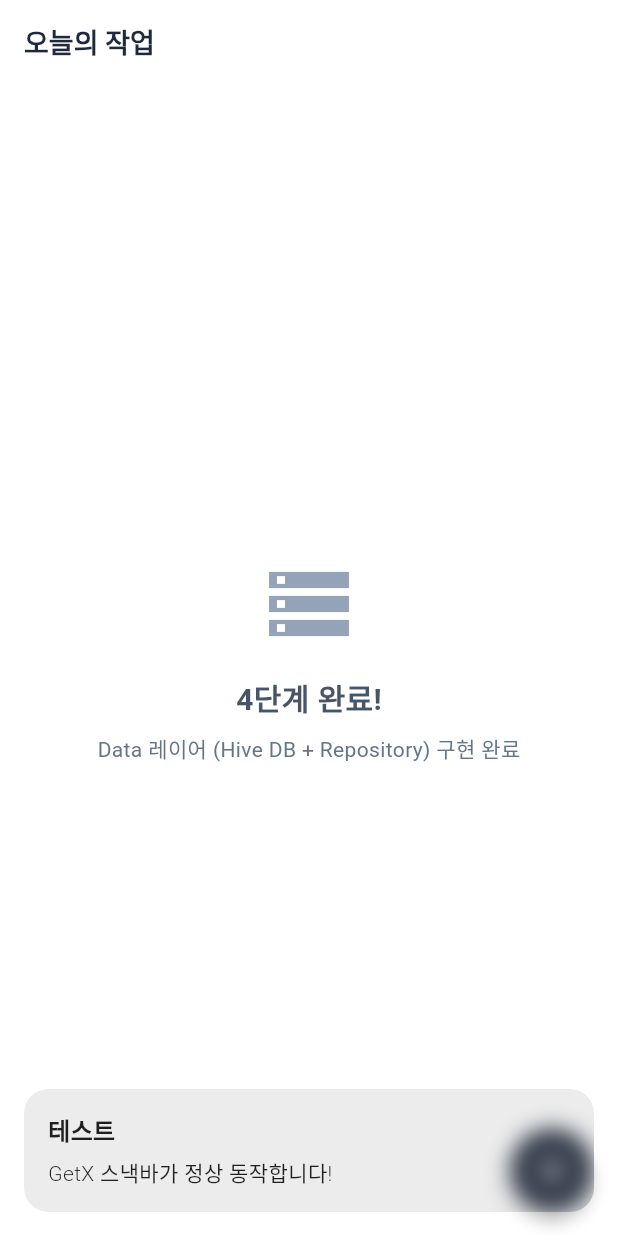
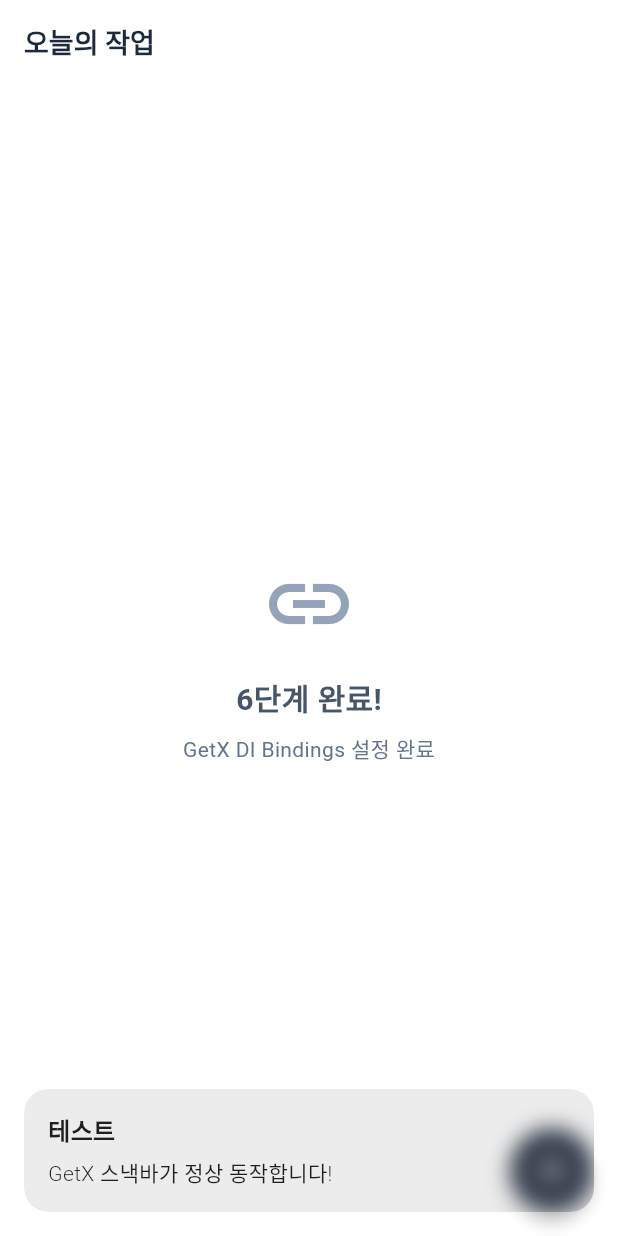
Before and after one commit to pjs9797/todo_scheduler, a Flutter app: the screen it shows after launch, after a tap on the "add" icon, on a phone screen of 412 x 824 dp. Run offline on Flutter 3.47's test engine with Material 3 defaults, Android fonts, the phone set to English and light mode, and no system bars; our stand-ins replace get, hive, hive_flutter; accounts and stored records are empty.

Commit message:
feat: GetX DI Bindings 설정
- InitialBinding 생성 (Repository, UseCase 등록)
- main.dart에 initialBinding 적용

```diff
--- a/lib/di/bindings.dart
+++ b/lib/di/bindings.dart
@@ -1,2 +1,2 @@
 // GetX Dependency Injection Bindings
-// Will be implemented in step 6
+export 'initial_binding.dart';
--- /dev/null
+++ b/lib/di/initial_binding.dart
@@ -0,0 +1,44 @@
+import 'package:get/get.dart';
+import '../data/data.dart';
+import '../domain/domain.dart';
+
+/// 앱 시작 시 의존성 주입
+class InitialBinding extends Bindings {
+  @override
+  void dependencies() {
+    // ==================== Data Layer ====================
+
+    // LocalDataSource는 main.dart에서 초기화 후 등록됨
+    // Get.put(localDataSource) in main.dart
+
+    // Repositories
+    Get.lazyPut<CategoryRepository>(
+      () => CategoryRepositoryImpl(Get.find<LocalDataSource>()),
+      fenix: true,
+    );
+    Get.lazyPut<TaskRepository>(
+      () => TaskRepositoryImpl(Get.find<LocalDataSource>()),
+      fenix: true,
+    );
+
+    // ==================== Domain Layer ====================
+
+    // Category UseCases
+    Get.lazyPut(() => GetAllCategoriesUseCase(Get.find<CategoryRepository>()));
+    Get.lazyPut(() => AddCategoryUseCase(Get.find<CategoryRepository>()));
+    Get.lazyPut(() => UpdateCategoryUseCase(Get.find<CategoryRepository>()));
+    Get.lazyPut(() => DeleteCategoryUseCase(
+          Get.find<CategoryRepository>(),
+          Get.find<TaskRepository>(),
+        ));
+    Get.lazyPut(() => ReorderCategoriesUseCase(Get.find<CategoryRepository>()));
+
+    // Task UseCases
+    Get.lazyPut(() => GetTasksByFilterUseCase(Get.find<TaskRepository>()));
+    Get.lazyPut(() => AddTaskUseCase(Get.find<TaskRepository>()));
+    Get.lazyPut(() => UpdateTaskUseCase(Get.find<TaskRepository>()));
+    Get.lazyPut(() => DeleteTaskUseCase(Get.find<TaskRepository>()));
+    Get.lazyPut(() => ReorderTasksUseCase(Get.find<TaskRepository>()));
+    Get.lazyPut(() => CalculateStartTimeUseCase());
+  }
+}
--- a/lib/main.dart
+++ b/lib/main.dart
@@ -4,6 +4,7 @@ import 'package:hive_flutter/hive_flutter.dart';
 
 import 'core/core.dart';
 import 'data/data.dart';
+import 'di/bindings.dart';
 
 void main() async {
   WidgetsFlutterBinding.ensureInitialized();
@@ -11,11 +12,9 @@ void main() async {
   // Hive 초기화
   await Hive.initFlutter();
 
-  // LocalDataSource 초기화
+  // LocalDataSource 초기화 (Bindings보다 먼저 등록 필요)
   final localDataSource = LocalDataSource();
   await localDataSource.init();
-
-  // GetX에 등록 (6단계에서 Bindings로 이동 예정)
   Get.put(localDataSource);
 
   runApp(const TodoSchedulerApp());
@@ -30,6 +29,7 @@ class TodoSchedulerApp extends StatelessWidget {
       title: AppStrings.appTitle,
       debugShowCheckedModeBanner: false,
       theme: AppTheme.light,
+      initialBinding: InitialBinding(),
       home: const PlaceholderHomePage(),
     );
   }
@@ -50,13 +50,13 @@ class PlaceholderHomePage extends StatelessWidget {
           mainAxisAlignment: MainAxisAlignment.center,
           children: [
             Icon(
-              Icons.storage_outlined,
+              Icons.link_outlined,
               size: 64,
               color: AppColors.slate400,
             ),
             const SizedBox(height: 16),
             const Text(
-              '4단계 완료!',
+              '6단계 완료!',
               style: TextStyle(
                 fontSize: 20,
                 fontWeight: FontWeight.w600,
@@ -64,7 +64,7 @@ class PlaceholderHomePage extends StatelessWidget {
             ),
             const SizedBox(height: 8),
             Text(
-              'Data 레이어 (Hive DB + Repository) 구현 완료',
+              'GetX DI Bindings 설정 완료',
               style: TextStyle(
                 fontSize: 14,
                 color: AppColors.slate500,
```
